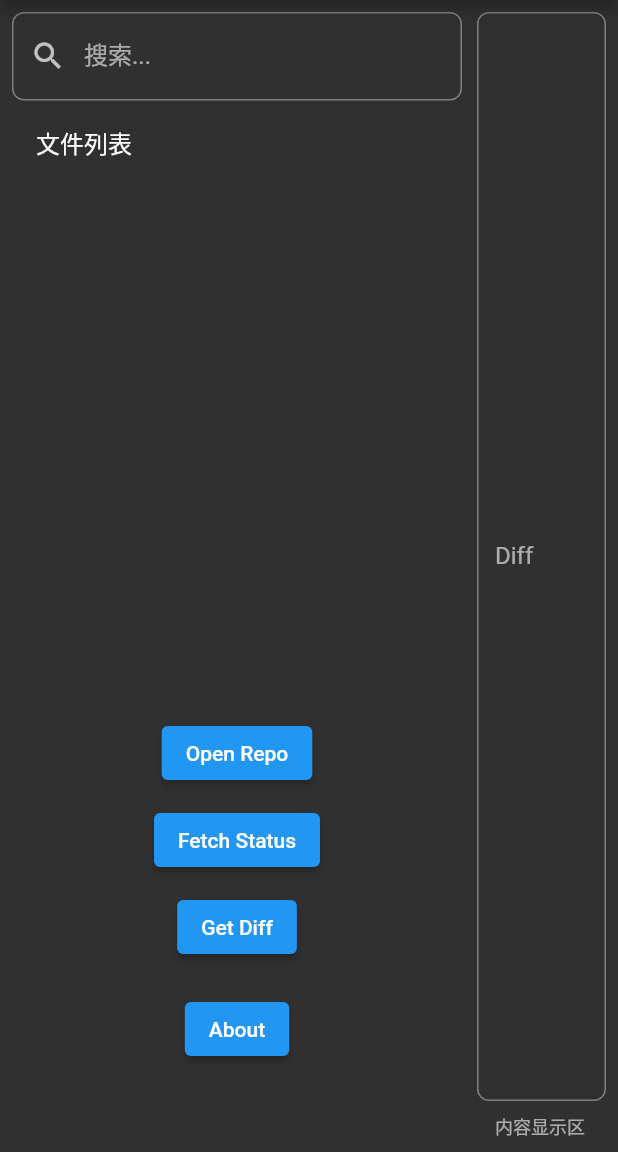
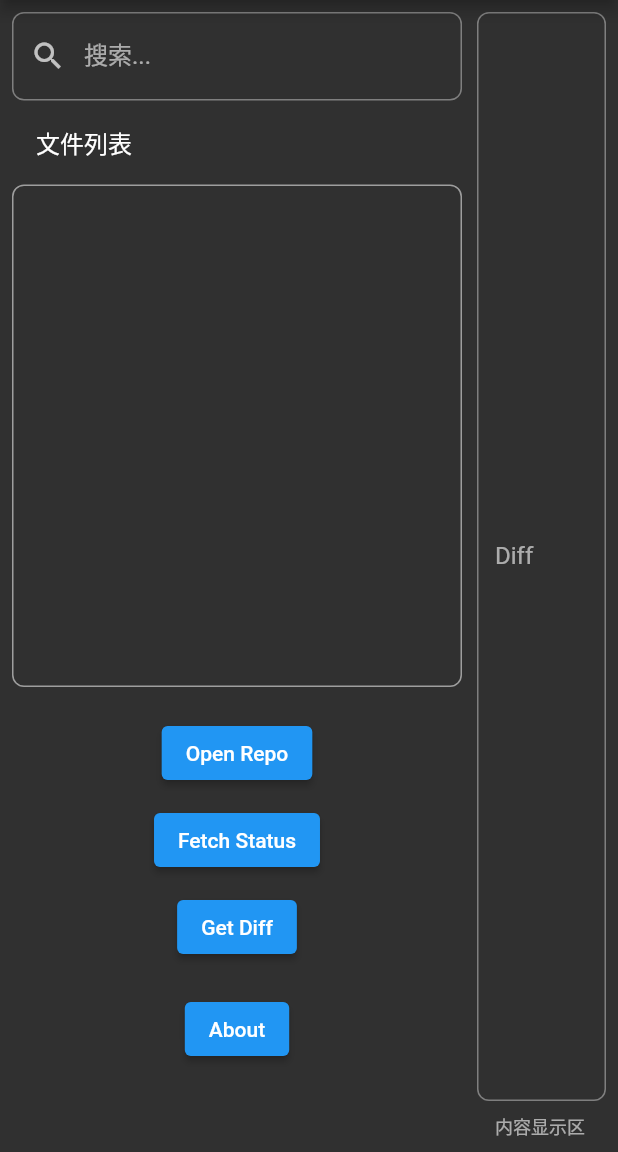
Before and after one commit to loaden/gitgui, a Flutter app: the screen it shows after launch, on a phone screen of 412 x 824 dp, the part 84-1236 px from its top. Run offline on Flutter 3.47's test engine with Material 2 defaults, Android fonts, the phone set to English and light mode, and no system bars; our stand-ins replace file_picker; missing offline and left inert: dart:ffi, flutter_rust_bridge.

Commit message:
Add BoxDecoration to ListView

```diff
--- a/lib/views/home.dart
+++ b/lib/views/home.dart
@@ -125,6 +125,11 @@ class _HomeState extends State<Home> {
 
   Expanded statusListView() {
     return Expanded(
+      child: Container(
+        decoration: BoxDecoration(
+          borderRadius: BorderRadius.circular(8.0),
+          border: Border.all(color: Colors.grey),
+        ),
         child: ListView(
           padding: const EdgeInsets.all(10),
           itemExtent: 36,
@@ -141,6 +146,7 @@ class _HomeState extends State<Home> {
               },
             );
           }),
+        ),
       ),
     );
   }
```
Lines whose indentation alone changed are shown as unchanged.
